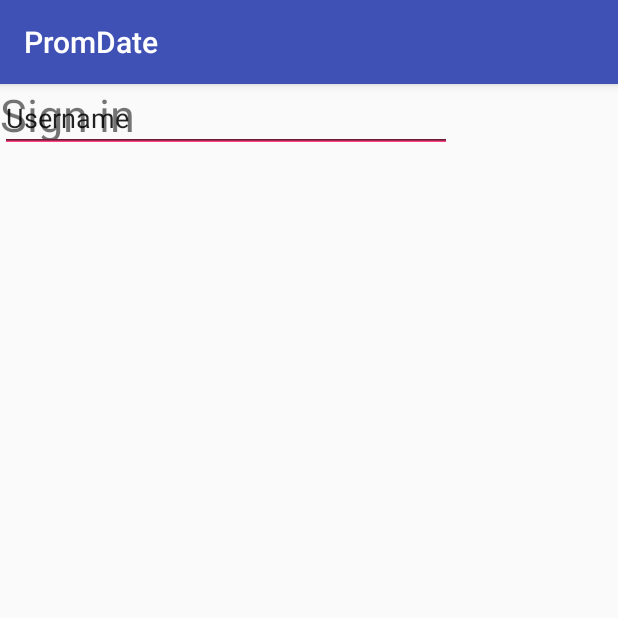
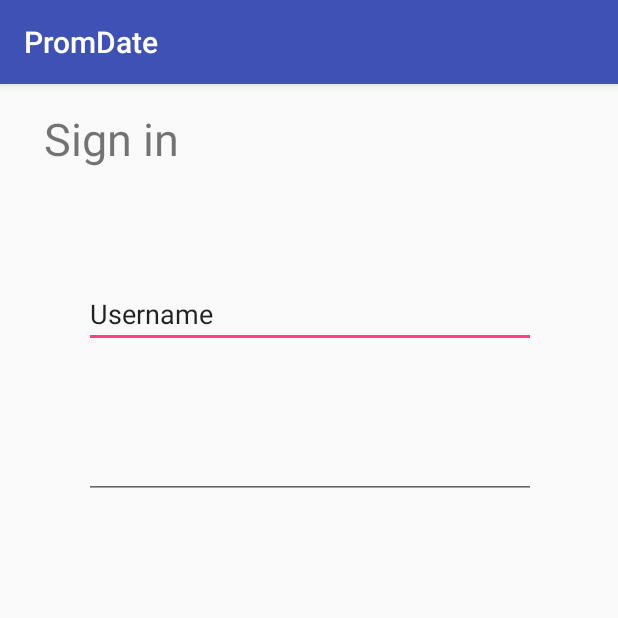
Before and after one commit to jpoist504/PromDate, an Android app: the screen it shows after launch (LoginPage), on a phone screen of 412 x 824 dp, the top half of it. Run offline under Robolectric (Android 15) with nearby library versions, the phone set to English and light mode, and no system bars.

Commit message:
Added constraints to log in screen

```diff
--- a/app/src/main/res/layout/activity_login_page.xml
+++ b/app/src/main/res/layout/activity_login_page.xml
@@ -10,27 +10,39 @@
         android:id="@+id/textView"
         android:layout_width="wrap_content"
         android:layout_height="wrap_content"
+        android:layout_marginEnd="279dp"
+        android:layout_marginStart="16dp"
+        android:layout_marginTop="16dp"
         android:text="Sign in"
         android:textSize="30sp"
-        tools:layout_editor_absoluteX="16dp"
-        tools:layout_editor_absoluteY="16dp" />
+        app:layout_constraintEnd_toEndOf="parent"
+        app:layout_constraintStart_toStartOf="parent"
+        app:layout_constraintTop_toTopOf="parent" />
 
     <EditText
         android:id="@+id/editText"
         android:layout_width="301dp"
         android:layout_height="wrap_content"
+        android:layout_marginEnd="41dp"
+        android:layout_marginStart="42dp"
+        android:layout_marginTop="74dp"
         android:ems="10"
         android:inputType="textEmailAddress"
         android:text="Username"
-        tools:layout_editor_absoluteX="42dp"
-        tools:layout_editor_absoluteY="132dp" />
+        app:layout_constraintEnd_toEndOf="parent"
+        app:layout_constraintStart_toStartOf="parent"
+        app:layout_constraintTop_toBottomOf="@+id/textView" />
 
     <EditText
         android:id="@+id/editText2"
         android:layout_width="301dp"
         android:layout_height="wrap_content"
+        android:layout_marginEnd="41dp"
+        android:layout_marginStart="42dp"
+        android:layout_marginTop="55dp"
         android:ems="10"
         android:inputType="textPassword"
-        tools:layout_editor_absoluteX="42dp"
-        tools:layout_editor_absoluteY="232dp" />
+        app:layout_constraintEnd_toEndOf="parent"
+        app:layout_constraintStart_toStartOf="parent"
+        app:layout_constraintTop_toBottomOf="@+id/editText" />
 </android.support.constraint.ConstraintLayout>
```
